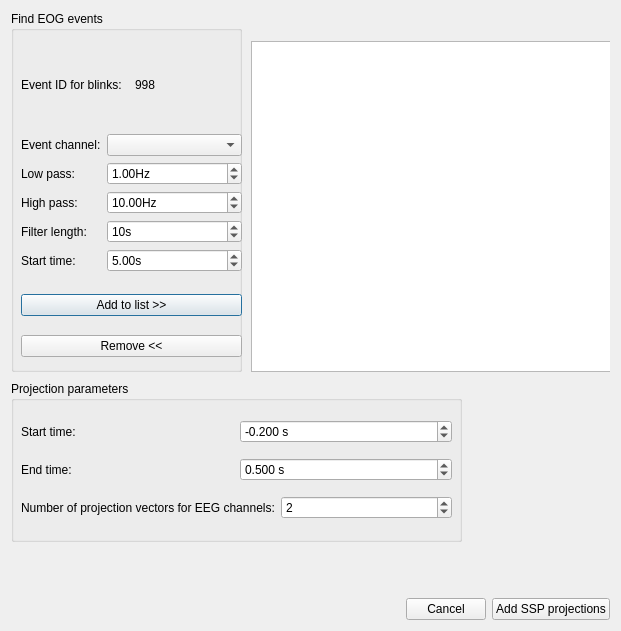
The window that qt4Designer_ui_files/eegParametersDialogUi.ui (cibr-jyu/meggie) describes before a commit, drawn with Qt 5.
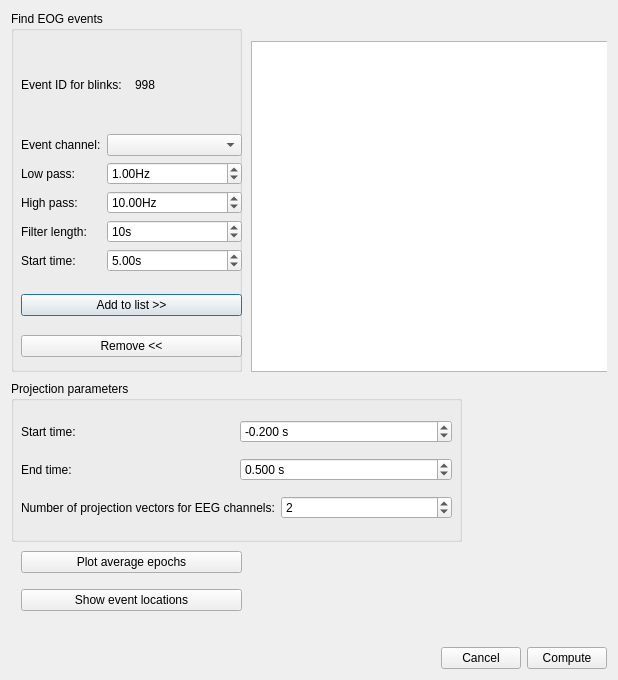
The same window after the commit.

Commit message: Do average epochs plot and events plot on eeg dialog

Diff of the .ui file:
```diff
--- a/qt4Designer_ui_files/eegParametersDialogUi.ui
+++ b/qt4Designer_ui_files/eegParametersDialogUi.ui
@@ -6,8 +6,8 @@
    <rect>
     <x>0</x>
     <y>0</y>
-    <width>621</width>
-    <height>631</height>
+    <width>618</width>
+    <height>680</height>
    </rect>
   </property>
   <property name="windowTitle">
@@ -27,8 +27,8 @@
        <rect>
         <x>0</x>
         <y>0</y>
-        <width>603</width>
-        <height>574</height>
+        <width>600</width>
+        <height>623</height>
        </rect>
       </property>
       <widget class="QGroupBox" name="groupBoxEvents">
@@ -389,6 +389,32 @@
         </layout>
        </widget>
       </widget>
+      <widget class="QWidget" name="verticalLayoutWidget_3">
+       <property name="geometry">
+        <rect>
+         <x>10</x>
+         <y>530</y>
+         <width>221</width>
+         <height>80</height>
+        </rect>
+       </property>
+       <layout class="QVBoxLayout" name="verticalLayout_4">
+        <item>
+         <widget class="QPushButton" name="pushButtonPlotEpochs">
+          <property name="text">
+           <string>Plot average epochs</string>
+          </property>
+         </widget>
+        </item>
+        <item>
+         <widget class="QPushButton" name="pushButtonShowEvents">
+          <property name="text">
+           <string>Show event locations</string>
+          </property>
+         </widget>
+        </item>
+       </layout>
+      </widget>
      </widget>
     </widget>
    </item>
@@ -423,7 +449,7 @@
         </sizepolicy>
        </property>
        <property name="text">
-        <string>Add SSP projections</string>
+        <string>Compute</string>
        </property>
       </widget>
      </item>
```
Left out of the diff: 7 changed lines with no effect on the pictures. The commit also changes 3 other files.
